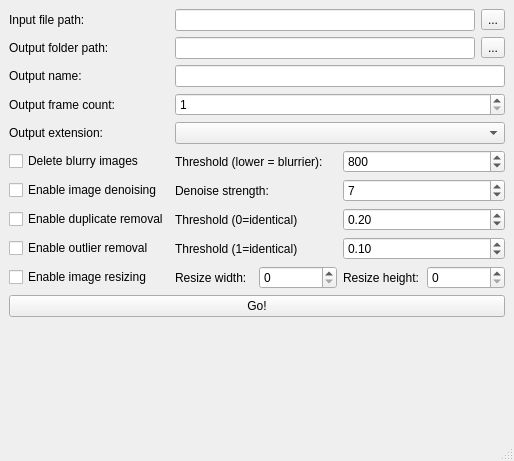
Qt form mainwindow.ui (lucianjames/Vid2Photogrammetry) before a commit.
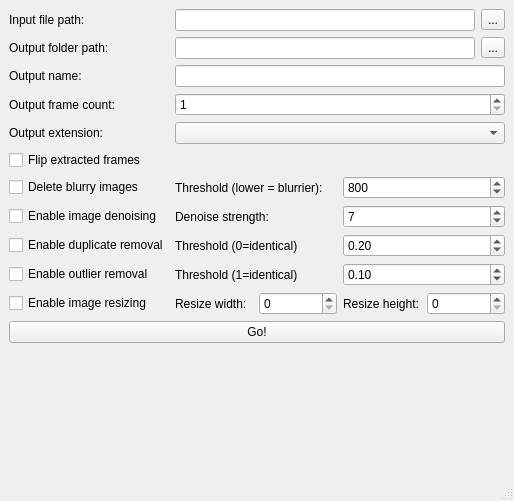
The same form after that commit.

Commit message:
Add flip checkbox
Deals with flipped images because mobile phones make weird fucky video metadata just for the lols (i hate telefon)

```diff
--- a/mainwindow.ui
+++ b/mainwindow.ui
@@ -7,7 +7,7 @@
     <x>0</x>
     <y>0</y>
     <width>514</width>
-    <height>461</height>
+    <height>501</height>
    </rect>
   </property>
   <property name="windowTitle">
@@ -17,86 +17,79 @@
    <layout class="QVBoxLayout" name="verticalLayout">
     <item>
      <layout class="QGridLayout" name="gridLayout">
-      <item row="15" column="0" colspan="3">
-       <widget class="QPushButton" name="goButton">
-        <property name="text">
-         <string>Go!</string>
-        </property>
-       </widget>
-      </item>
-      <item row="0" column="0">
-       <widget class="QLabel" name="infileLabel">
-        <property name="text">
-         <string>Input file path:</string>
-        </property>
-       </widget>
-      </item>
-      <item row="0" column="1">
-       <widget class="QLineEdit" name="inFileText"/>
-      </item>
-      <item row="7" column="0">
-       <widget class="QCheckBox" name="blurCheckbox">
-        <property name="text">
-         <string>Delete blurry images</string>
-        </property>
-       </widget>
-      </item>
-      <item row="10" column="0">
+      <item row="11" column="0">
        <widget class="QCheckBox" name="denoiseCheckbox">
         <property name="text">
          <string>Enable image denoising</string>
         </property>
        </widget>
       </item>
-      <item row="0" column="2">
-       <widget class="QToolButton" name="inFileTool">
+      <item row="1" column="0">
+       <widget class="QLabel" name="outFolderLabel">
+        <property name="text">
+         <string>Output folder path:</string>
+        </property>
+       </widget>
+      </item>
+      <item row="14" column="0">
+       <widget class="QCheckBox" name="resizeCheckbox">
+        <property name="text">
+         <string>Enable image resizing</string>
+        </property>
+       </widget>
+      </item>
+      <item row="1" column="2">
+       <widget class="QToolButton" name="outFolderTool">
         <property name="text">
          <string>...</string>
         </property>
        </widget>
       </item>
-      <item row="1" column="1">
-       <widget class="QLineEdit" name="outFolderText"/>
+      <item row="0" column="1">
+       <widget class="QLineEdit" name="inFileText"/>
       </item>
-      <item row="2" column="0">
-       <widget class="QLabel" name="outNameLabel">
-        <property name="text">
-         <string>Output name:</string>
-        </property>
-       </widget>
-      </item>
-      <item row="6" column="1" colspan="2">
-       <widget class="QComboBox" name="outExtensionComboBox"/>
-      </item>
-      <item row="11" column="0">
+      <item row="12" column="0">
        <widget class="QCheckBox" name="duplicateCheckbox">
         <property name="text">
          <string>Enable duplicate removal</string>
         </property>
        </widget>
       </item>
-      <item row="10" column="1" colspan="2">
-       <layout class="QHBoxLayout" name="horizontalLayout_5">
-        <item>
-         <widget class="QLabel" name="denoiseStrengthLabel">
-          <property name="text">
-           <string>Denoise strength:</string>
-          </property>
-         </widget>
-        </item>
-        <item>
-         <widget class="QSpinBox" name="denoiseStrength">
-          <property name="minimum">
-           <number>1</number>
-          </property>
-          <property name="value">
-           <number>7</number>
-          </property>
-         </widget>
-        </item>
-       </layout>
+      <item row="16" column="0" colspan="3">
+       <widget class="QPushButton" name="goButton">
+        <property name="text">
+         <string>Go!</string>
+        </property>
+       </widget>
       </item>
-      <item row="13" column="1" colspan="2">
+      <item row="6" column="1" colspan="2">
+       <widget class="QComboBox" name="outExtensionComboBox"/>
+      </item>
+      <item row="13" column="0">
+       <widget class="QCheckBox" name="outlierCheckbox">
+        <property name="text">
+         <string>Enable outlier removal</string>
+        </property>
+       </widget>
+      </item>
+      <item row="2" column="1" colspan="2">
+       <widget class="QLineEdit" name="outNameText"/>
+      </item>
+      <item row="0" column="2">
+       <widget class="QToolButton" name="inFileTool">
+        <property name="text">
+         <string>...</string>
+        </property>
+       </widget>
+      </item>
+      <item row="6" column="0">
+       <widget class="QLabel" name="outExtensionLabel">
+        <property name="text">
+         <string>Output extension:</string>
+        </property>
+       </widget>
+      </item>
+      <item row="14" column="1" colspan="2">
        <layout class="QHBoxLayout" name="horizontalLayout_2">
         <item>
          <widget class="QLabel" name="resizeWidthLabel">
@@ -138,14 +131,7 @@
         </property>
        </widget>
       </item>
-      <item row="5" column="0">
-       <widget class="QLabel" name="outFrameCountLabel">
-        <property name="text">
-         <string>Output frame count:</string>
-        </property>
-       </widget>
-      </item>
-      <item row="7" column="1" colspan="2">
+      <item row="8" column="1" colspan="2">
        <layout class="QHBoxLayout" name="horizontalLayout_4">
         <item>
          <widget class="QLabel" name="blurThresholdLabel">
@@ -166,7 +152,7 @@
         </item>
        </layout>
       </item>
-      <item row="11" column="1" colspan="2">
+      <item row="12" column="1" colspan="2">
        <layout class="QHBoxLayout" name="horizontalLayout">
         <item>
          <widget class="QLabel" name="duplicateRemovalThresholdLabel">
@@ -190,45 +176,56 @@
         </item>
        </layout>
       </item>
-      <item row="1" column="2">
-       <widget class="QToolButton" name="outFolderTool">
+      <item row="7" column="0">
+       <widget class="QCheckBox" name="flipCheckBox">
         <property name="text">
-         <string>...</string>
+         <string>Flip extracted frames</string>
         </property>
        </widget>
       </item>
-      <item row="1" column="0">
-       <widget class="QLabel" name="outFolderLabel">
+      <item row="5" column="0">
+       <widget class="QLabel" name="outFrameCountLabel">
         <property name="text">
-         <string>Output folder path:</string>
+         <string>Output frame count:</string>
         </property>
        </widget>
       </item>
-      <item row="6" column="0">
-       <widget class="QLabel" name="outExtensionLabel">
+      <item row="8" column="0">
+       <widget class="QCheckBox" name="blurCheckbox">
         <property name="text">
-         <string>Output extension:</string>
+         <string>Delete blurry images</string>
         </property>
        </widget>
       </item>
-      <item row="13" column="0">
-       <widget class="QCheckBox" name="resizeCheckbox">
-        <property name="text">
-         <string>Enable image resizing</string>
-        </property>
-       </widget>
+      <item row="11" column="1" colspan="2">
+       <layout class="QHBoxLayout" name="horizontalLayout_5">
+        <item>
+         <widget class="QLabel" name="denoiseStrengthLabel">
+          <property name="text">
+           <string>Denoise strength:</string>
+          </property>
+         </widget>
+        </item>
+        <item>
+         <widget class="QSpinBox" name="denoiseStrength">
+          <property name="minimum">
+           <number>1</number>
+          </property>
+          <property name="value">
+           <number>7</number>
+          </property>
+         </widget>
+        </item>
+       </layout>
       </item>
-      <item row="2" column="1" colspan="2">
-       <widget class="QLineEdit" name="outNameText"/>
-      </item>
-      <item row="12" column="0">
-       <widget class="QCheckBox" name="outlierCheckbox">
+      <item row="2" column="0">
+       <widget class="QLabel" name="outNameLabel">
         <property name="text">
-         <string>Enable outlier removal</string>
+         <string>Output name:</string>
         </property>
        </widget>
       </item>
-      <item row="12" column="1" colspan="2">
+      <item row="13" column="1" colspan="2">
        <layout class="QHBoxLayout" name="horizontalLayout_3">
         <item>
          <widget class="QLabel" name="outlierRemovalThresholdLabel">
@@ -252,6 +249,16 @@
         </item>
        </layout>
       </item>
+      <item row="0" column="0">
+       <widget class="QLabel" name="infileLabel">
+        <property name="text">
+         <string>Input file path:</string>
+        </property>
+       </widget>
+      </item>
+      <item row="1" column="1">
+       <widget class="QLineEdit" name="outFolderText"/>
+      </item>
      </layout>
     </item>
     <item>
```
The commit also changes 2 other files.
